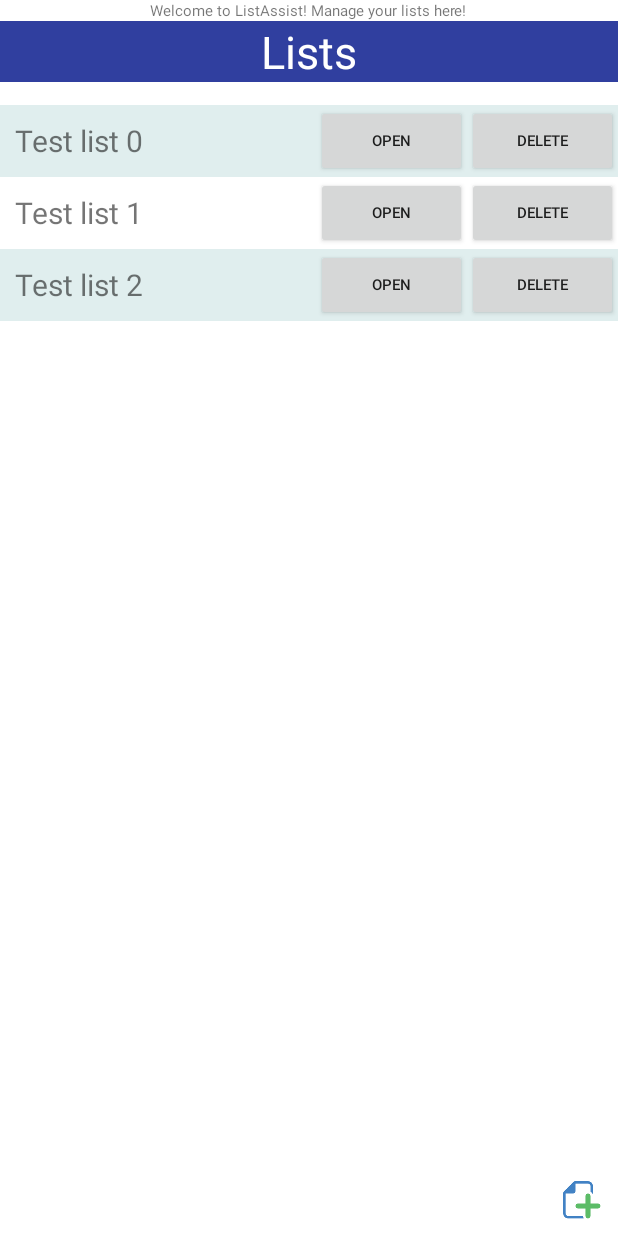
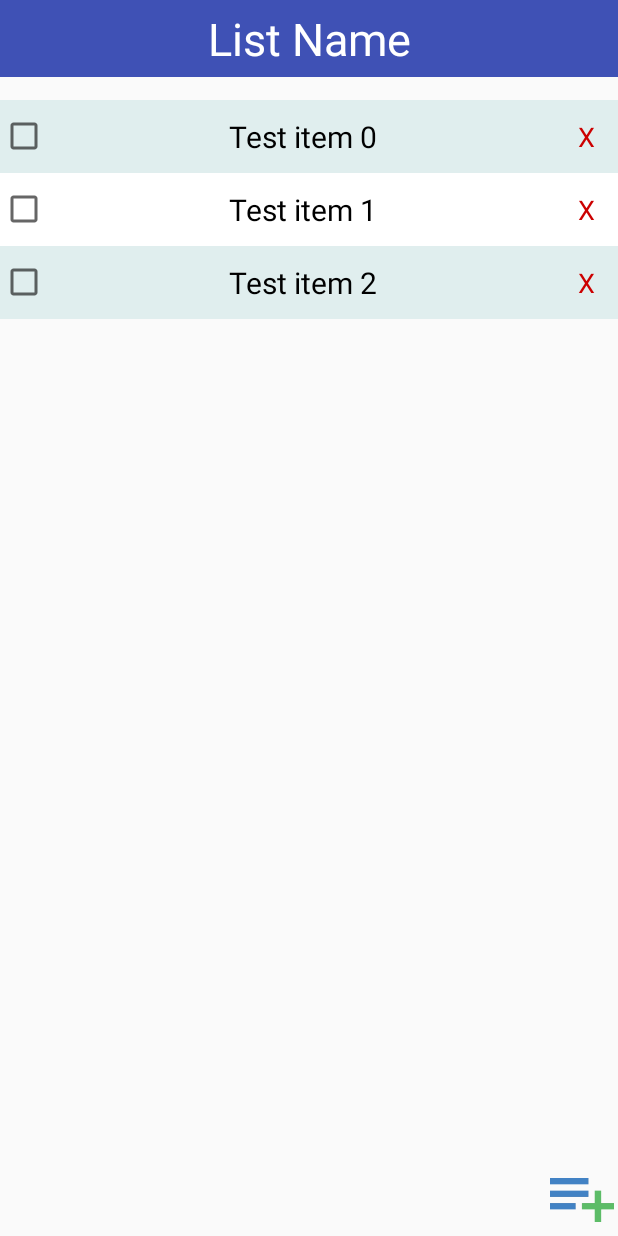
Before and after one commit to DailyDilemma/ListAssist, an Android app: the screen it shows after launch (MainActivity before the commit, ViewActivity after it), after a tap on "OPEN", on a phone screen of 412 x 824 dp. Run offline under Robolectric (Android 15) with nearby library versions, the phone set to English and light mode, and no system bars.

Commit message:
Added the ability to view a list

```diff
--- a/app/src/main/java/com/comp4350/listassist/MainActivity.java
+++ b/app/src/main/java/com/comp4350/listassist/MainActivity.java
@@ -1,10 +1,12 @@
 package com.comp4350.listassist;
 
+import android.content.Intent;
 import android.os.Bundle;
 import android.app.Activity;
 import android.support.v4.content.ContextCompat;
 import android.view.View;
 import android.view.ViewGroup;
+import android.view.ViewParent;
 import android.widget.ImageButton;
 import android.widget.TextView;
 import android.widget.Button;
@@ -16,14 +18,14 @@ public class MainActivity extends Activity {
         // The activity is being created.
         setContentView(R.layout.app_main);
 
-        // Dynamically add list items
+        // Dynamically add lists
         ViewGroup list_table = (ViewGroup)findViewById(R.id.list_table);
         for(int i = 0; i < 3; i++) {
             View list_row_entry = getLayoutInflater().inflate(
                     R.layout.list_row_entry, list_table, false
             );
 
-            TextView tv = (TextView)list_row_entry.findViewById(R.id.listName);
+            TextView tv = (TextView)list_row_entry.findViewById(R.id.list_name);
             // Get list names from API
             tv.setText("Test list " + i);
 
@@ -37,28 +39,6 @@ public class MainActivity extends Activity {
 
             list_table.addView(list_row_entry, i);
         }
-
-        // Add button listeners
-        final Button o_button = (Button) findViewById(R.id.open_button);
-        o_button.setOnClickListener(new View.OnClickListener() {
-            public void onClick(View v) {
-                // Open list: use parent object to get list name / list id
-            }
-        });
-
-        final Button d_button = (Button) findViewById(R.id.delete_button);
-        d_button.setOnClickListener(new View.OnClickListener() {
-            public void onClick(View v) {
-                // Delete list
-            }
-        });
-
-        final ImageButton nl_button = (ImageButton) findViewById(R.id.new_list_button);
-        nl_button.setOnClickListener(new View.OnClickListener() {
-            public void onClick(View v) {
-                // Add new list
-            }
-        });
     }
 
     @Override
@@ -86,4 +66,22 @@ public class MainActivity extends Activity {
         super.onDestroy();
         // The activity is about to be destroyed.
     }
+
+    // Button handlers
+    public void add_list(View view) {
+        // Add a list
+    }
+
+    public void open_list(View view) {
+        // Open a list
+        Intent list = new Intent(this, ViewActivity.class);
+        TextView list_name = (TextView)((ViewGroup) view.getParent()).findViewById(R.id.list_name);
+        list.putExtra("name", list_name.getText().toString());
+        startActivity(list);
+    }
+
+    public void delete_list(View view) {
+        // Open a list
+        TextView list_name = (TextView)((ViewGroup) view.getParent()).findViewById(R.id.list_name);
+    }
 }
--- a/app/src/main/java/com/comp4350/listassist/ViewActivity.java
+++ b/app/src/main/java/com/comp4350/listassist/ViewActivity.java
@@ -6,6 +6,10 @@ package com.comp4350.listassist;
 
 import android.os.Bundle;
 import android.app.Activity;
+import android.support.v4.content.ContextCompat;
+import android.view.View;
+import android.view.ViewGroup;
+import android.widget.TextView;
 
 public class ViewActivity extends Activity {
     @Override
@@ -13,6 +17,28 @@ public class ViewActivity extends Activity {
         super.onCreate(savedInstanceState);
         // The activity is being created.
         setContentView(R.layout.view_list);
+
+        // Dynamically add lists
+        ViewGroup item_table = (ViewGroup)findViewById(R.id.item_table);
+        for(int i = 0; i < 3; i++) {
+            View item_row_entry = getLayoutInflater().inflate(
+                    R.layout.list_item, item_table, false
+            );
+
+            TextView tv = (TextView)item_row_entry.findViewById(R.id.item);
+            // Get list names from API
+            tv.setText("Test item " + i);
+
+            if(i %2 == 0){
+                int color = ContextCompat.getColor(this, R.color.colorEven);
+                item_row_entry.setBackgroundColor(color);
+            } else {
+                int color = ContextCompat.getColor(this, R.color.colorOdd);
+                item_row_entry.setBackgroundColor(color);
+            }
+
+            item_table.addView(item_row_entry, i);
+        }
     }
 
     @Override
@@ -40,4 +66,16 @@ public class ViewActivity extends Activity {
         super.onDestroy();
         // The activity is about to be destroyed.
     }
+
+    public void delete_item(View view) {
+        // Open a list
+    }
+
+    public void check_item(View view) {
+        // Open a list
+    }
+
+    public void add_item(View view) {
+        // Open a list
+    }
 }
--- a/app/src/main/res/layout/app_main.xml
+++ b/app/src/main/res/layout/app_main.xml
@@ -4,14 +4,6 @@
     android:layout_height="match_parent"
     android:weightSum="1"
     android:backgroundTint="@color/colorLight">
-
-    <LinearLayout
-        android:orientation="vertical"
-        android:layout_width="fill_parent"
-        android:layout_height="0dp"
-        android:weightSum="1"
-        android:background="@color/colorLight"
-        android:layout_weight="1">
 
     <TextView
         android:layout_width="wrap_content"
@@ -39,7 +31,8 @@
         android:id="@+id/list_table"
         android:layout_marginTop="15dp"
         android:weightSum="1"
-            android:layout_weight="1">
+        android:layout_weight="1"
+        android:onClick="add_list">
 
     </TableLayout>
 
@@ -49,9 +42,9 @@
         android:id="@+id/new_list_button"
         android:layout_gravity="right"
         android:src="@mipmap/add_list_icn"
-            android:background="@color/colorLight"
-            android:contentDescription="@string/add_list" />
+        android:background="@null"
+        android:contentDescription="@string/add_list"
+        android:onClick="add_list"
+        android:nestedScrollingEnabled="false" />
 
 </LinearLayout>
-
-</LinearLayout>
--- /dev/null
+++ b/app/src/main/res/layout/list_item.xml
@@ -0,0 +1,27 @@
+<?xml version="1.0" encoding="utf-8"?>
+<TableRow xmlns:android="http://schemas.android.com/apk/res/android"
+    android:layout_width="match_parent" android:layout_height="wrap_content"
+    android:weightSum="1">
+
+    <CheckBox
+        android:layout_width="0dp"
+        android:layout_height="match_parent"
+        android:text="@string/item_name"
+        android:id="@+id/item"
+        android:textAlignment="center"
+        android:paddingTop="10dp"
+        android:paddingBottom="10dp"
+        android:textSize="@dimen/H2"
+        android:layout_weight="0.9"
+        android:onClick="check_item" />
+
+    <Button
+        style="@android:style/Widget.Holo.Button.Borderless"
+        android:layout_width="0dp"
+        android:layout_height="match_parent"
+        android:text="@string/remove_item"
+        android:id="@+id/delete_button"
+        android:layout_weight="0.1"
+        android:textColor="@android:color/holo_red_dark"
+        android:onClick="delete_item" />
+</TableRow>
--- a/app/src/main/res/layout/list_row_entry.xml
+++ b/app/src/main/res/layout/list_row_entry.xml
@@ -16,7 +16,7 @@
             android:layout_width="0dp"
             android:layout_height="wrap_content"
             android:text="@string/list_name"
-            android:id="@+id/listName"
+            android:id="@+id/list_name"
             android:textSize="@dimen/H2"
             android:layout_gravity="center_vertical"
             android:layout_marginLeft="10dp"
@@ -36,7 +36,8 @@
             android:maxLines="1"
             android:paddingLeft="0dp"
             android:paddingRight="0dp"
-            android:clickable="true" />
+            android:clickable="true"
+            android:onClick="open_list" />
 
         <Button
             android:layout_width="0dp"
@@ -49,7 +50,8 @@
             android:maxLines="1"
             android:paddingLeft="0dp"
             android:paddingRight="0dp"
-            android:clickable="true" />
+            android:clickable="true"
+            android:onClick="delete_list" />
 
     </LinearLayout>
 
--- a/app/src/main/res/layout/view_list.xml
+++ b/app/src/main/res/layout/view_list.xml
@@ -3,4 +3,42 @@
     android:orientation="vertical" android:layout_width="match_parent"
     android:layout_height="match_parent">
 
+    <LinearLayout
+        android:orientation="vertical"
+        android:layout_width="match_parent"
+        android:layout_height="fill_parent"
+        android:layout_gravity="center_horizontal">
+
+        <TextView
+            android:layout_width="fill_parent"
+            android:layout_height="wrap_content"
+            android:text="@string/list_name"
+            android:id="@+id/list_name"
+            android:layout_gravity="center_horizontal"
+            android:textSize="@dimen/H1"
+            android:textAlignment="center"
+            android:background="@color/colorPrimary"
+            android:textColor="@color/colorLight"
+            android:layout_marginBottom="15dp"
+            android:paddingTop="5dp"
+            android:paddingBottom="5dp" />
+
+        <TableLayout
+            android:layout_width="match_parent"
+            android:layout_height="0dp"
+            android:id="@+id/item_table"
+            android:layout_weight="1">
+
+        </TableLayout>
+
+        <ImageButton
+            android:layout_width="wrap_content"
+            android:layout_height="wrap_content"
+            android:id="@+id/add_item"
+            android:contentDescription="@string/add_item"
+            android:src="@mipmap/add_item_icn"
+            android:background="@null"
+            android:layout_gravity="right"
+            android:onClick="add_item" />
+    </LinearLayout>
 </LinearLayout>
--- a/app/src/main/res/values/strings.xml
+++ b/app/src/main/res/values/strings.xml
@@ -10,5 +10,8 @@
     <string name="open">Open</string>
     <string name="delete">Delete</string>
     <string name="add_list">Add list</string>
+    <string name="add_item">Add item</string>
+    <string name="remove_item">X</string>
+    <string name="item_name">Item name</string>
 
 </resources>
```
Also changed, not shown: app/src/main/add_item_icn-web.png (added), app/src/main/res/mipmap-hdpi/add_item_icn.png (added), app/src/main/res/mipmap-mdpi/add_item_icn.png (added), app/src/main/res/mipmap-xhdpi/add_item_icn.png (added), app/src/main/res/mipmap-xxhdpi/add_item_icn.png (added), app/src/main/res/mipmap-xxxhdpi/add_item_icn.png (added). Lines whose indentation alone changed are shown as unchanged.
